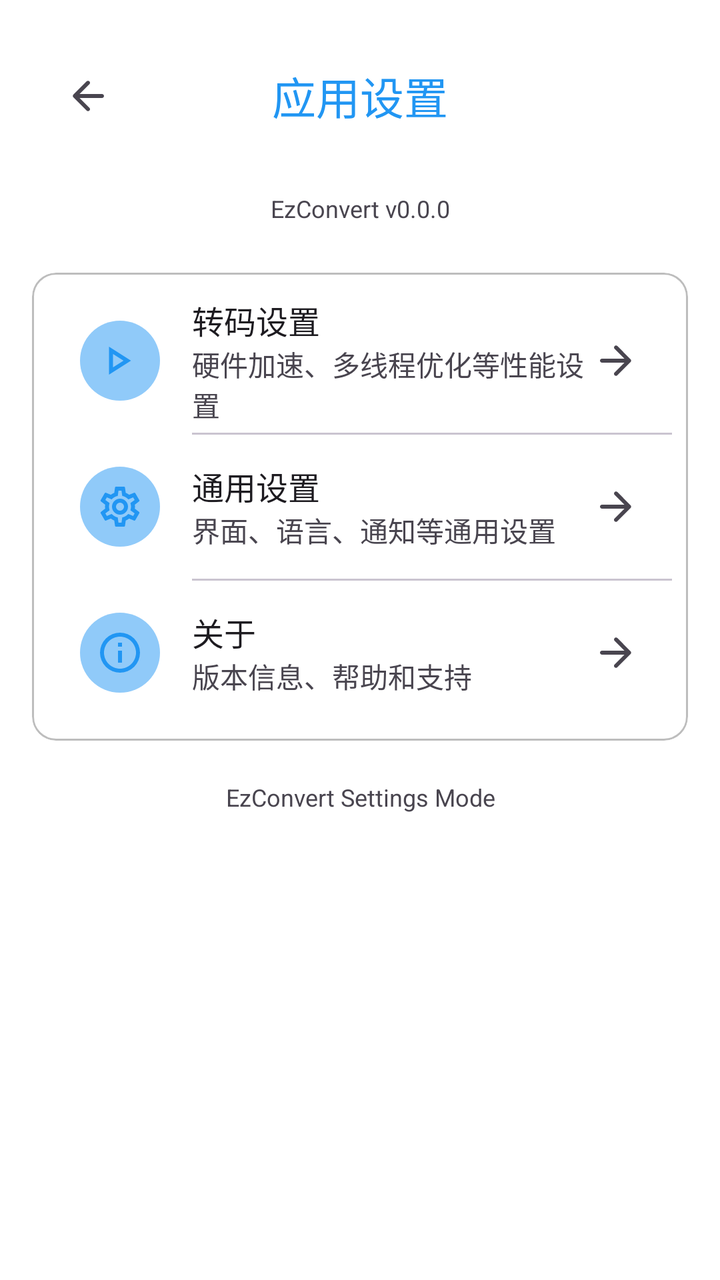
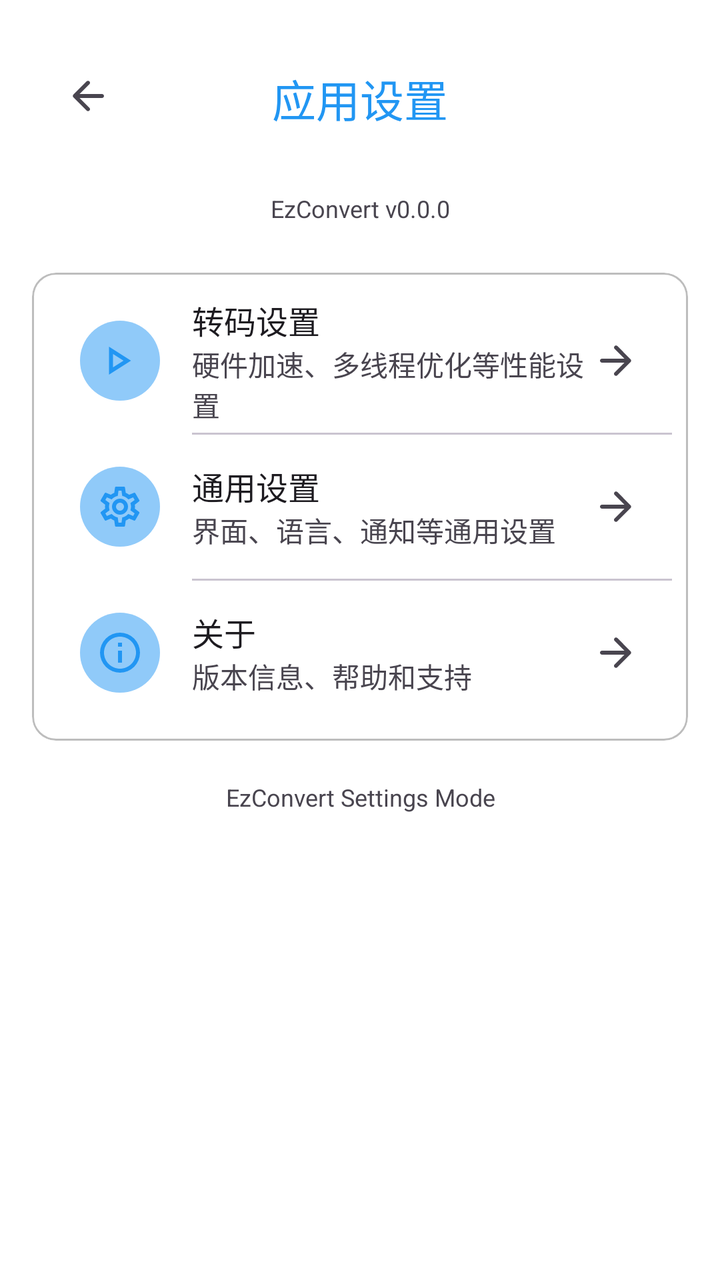

Screens rendered from an Android XML layout before and after an edit, with the pre-edit source and the edit as a unified diff.
<!-- AndroidManifest.xml: application theme AppTheme -->
<!-- res/layout/activity_settings_main.xml -->
<?xml version="1.0" encoding="utf-8"?>
<ScrollView
     xmlns:android="http://schemas.android.com/apk/res/android"
     xmlns:app="http://schemas.android.com/apk/res-auto"
     android:layout_height="match_parent"
     android:layout_width="match_parent"
     android:background="?attr/colorSurfaceContainerLowest"
     android:scrollbarStyle="outsideOverlay"
     android:fadeScrollbars="true">

    <LinearLayout
         android:layout_height="wrap_content"
         android:layout_width="match_parent"
         android:padding="16dp"
         android:orientation="vertical"
         android:id="@+id/scroll_content">

        <com.google.android.material.appbar.MaterialToolbar
             android:layout_height="wrap_content"
             android:layout_width="match_parent"
             android:layout_marginBottom="16dp"
             android:background="@android:color/transparent"
             app:navigationIconTint="?attr/colorOnSurfaceVariant"
             app:title="@string/settings_title"
             app:titleCentered="true"
             app:titleTextColor="?attr/colorPrimary"
             app:navigationIcon="@drawable/round_arrow_back"
             style="@style/Widget.Material3.Toolbar.Surface"
             app:navigationContentDescription="@string/tooltip_back"
             android:id="@+id/title_container">

        </com.google.android.material.appbar.MaterialToolbar>

        <TextView
             android:layout_height="wrap_content"
             android:layout_width="match_parent"
             android:layout_marginBottom="24dp"
             android:gravity="center"
             android:textSize="12sp"
             android:fontFamily="?attr/textAppearanceLabelMedium"
             android:textColor="?attr/colorOnSurfaceVariant"
             android:id="@+id/version_text"
             android:text="@string/settings_version_fallback" />

        <com.google.android.material.card.MaterialCardView
             android:layout_height="wrap_content"
             android:layout_width="match_parent"
             android:layout_marginBottom="12dp"
             app:strokeColor="?attr/colorOutline"
             app:cardElevation="0dp"
             app:strokeWidth="1dp"
             app:cardBackgroundColor="@android:color/transparent"
             style="@style/Widget.Material3.CardView.Outlined"
             app:cardCornerRadius="12dp"
             android:id="@+id/settings_card">

            <LinearLayout
                 android:layout_height="wrap_content"
                 android:layout_width="match_parent"
                 android:padding="8dp"
                 android:orientation="vertical">

                <LinearLayout
                     android:layout_height="72dp"
                     android:layout_width="match_parent"
                     android:paddingEnd="16dp"
                     android:background="?attr/selectableItemBackground"
                     android:gravity="center_vertical"
                     android:clickable="true"
                     android:orientation="horizontal"
                     android:paddingStart="16dp"
                     android:focusable="true"
                     android:id="@+id/transcode_settings_item">

                    <FrameLayout
                         android:layout_height="40dp"
                         android:layout_width="40dp"
                         android:layout_marginEnd="16dp"
                         android:background="@drawable/circle_background_primary_container">

                        <ImageView
                             android:layout_height="24dp"
                             android:layout_width="24dp"
                             android:src="@drawable/play_outline"
                             app:tint="?attr/colorPrimary"
                             android:layout_gravity="center" />

                    </FrameLayout>

                    <LinearLayout
                         android:layout_height="wrap_content"
                         android:layout_width="0dp"
                         android:orientation="vertical"
                         android:layout_weight="1">

                        <TextView
                             android:layout_height="wrap_content"
                             android:layout_width="match_parent"
                             android:textSize="16sp"
                             android:fontFamily="?attr/textAppearanceTitleMedium"
                             android:textColor="?attr/colorOnSurface"
                             android:text="@string/settings_transcode" />

                        <TextView
                             android:layout_height="wrap_content"
                             android:layout_width="match_parent"
                             android:textSize="14sp"
                             android:fontFamily="?attr/textAppearanceBodyMedium"
                             android:textColor="?attr/colorOnSurfaceVariant"
                             android:text="@string/settings_transcode_desc" />

                    </LinearLayout>

                    <ImageView
                         android:layout_height="24dp"
                         android:layout_width="24dp"
                         android:src="@drawable/round_arrow_forward"
                         app:tint="?attr/colorOnSurfaceVariant" />

                </LinearLayout>

                <com.google.android.material.divider.MaterialDivider
                     android:layout_height="wrap_content"
                     android:layout_width="match_parent"
                     app:dividerColor="?attr/colorOutlineVariant"
                     app:dividerThickness="1dp"
                     android:layout_marginStart="72dp" />

                <LinearLayout
                     android:layout_height="72dp"
                     android:layout_width="match_parent"
                     android:paddingEnd="16dp"
                     android:background="?attr/selectableItemBackground"
                     android:gravity="center_vertical"
                     android:clickable="true"
                     android:orientation="horizontal"
                     android:paddingStart="16dp"
                     android:focusable="true"
                     android:id="@+id/general_settings_item">

                    <FrameLayout
                         android:layout_height="40dp"
                         android:layout_width="40dp"
                         android:layout_marginEnd="16dp"
                         android:background="@drawable/circle_background_primary_container">

                        <ImageView
                             android:layout_height="24dp"
                             android:layout_width="24dp"
                             android:src="@drawable/cog_outline"
                             app:tint="?attr/colorPrimary"
                             android:layout_gravity="center" />

                    </FrameLayout>

                    <LinearLayout
                         android:layout_height="wrap_content"
                         android:layout_width="0dp"
                         android:orientation="vertical"
                         android:layout_weight="1">

                        <TextView
                             android:layout_height="wrap_content"
                             android:layout_width="match_parent"
                             android:textSize="16sp"
                             android:fontFamily="?attr/textAppearanceTitleMedium"
                             android:textColor="?attr/colorOnSurface"
                             android:text="@string/settings_general" />

                        <TextView
                             android:layout_height="wrap_content"
                             android:layout_width="match_parent"
                             android:textSize="14sp"
                             android:fontFamily="?attr/textAppearanceBodyMedium"
                             android:textColor="?attr/colorOnSurfaceVariant"
                             android:text="@string/settings_general_desc" />

                    </LinearLayout>

                    <ImageView
                         android:layout_height="24dp"
                         android:layout_width="24dp"
                         android:src="@drawable/round_arrow_forward"
                         app:tint="?attr/colorOnSurfaceVariant" />

                </LinearLayout>

                <com.google.android.material.divider.MaterialDivider
                     android:layout_height="wrap_content"
                     android:layout_width="match_parent"
                     app:dividerColor="?attr/colorOutlineVariant"
                     app:dividerThickness="1dp"
                     android:layout_marginStart="72dp" />

                <LinearLayout
                     android:layout_height="72dp"
                     android:layout_width="match_parent"
                     android:paddingEnd="16dp"
                     android:background="?attr/selectableItemBackground"
                     android:gravity="center_vertical"
                     android:clickable="true"
                     android:orientation="horizontal"
                     android:paddingStart="16dp"
                     android:focusable="true"
                     android:id="@+id/about_item">

                    <FrameLayout
                         android:layout_height="40dp"
                         android:layout_width="40dp"
                         android:layout_marginEnd="16dp"
                         android:background="@drawable/circle_background_primary_container">

                        <ImageView
                             android:layout_height="24dp"
                             android:layout_width="24dp"
                             android:src="@drawable/information_outline"
                             app:tint="?attr/colorPrimary"
                             android:layout_gravity="center" />

                    </FrameLayout>

                    <LinearLayout
                         android:layout_height="wrap_content"
                         android:layout_width="0dp"
                         android:orientation="vertical"
                         android:layout_weight="1">

                        <TextView
                             android:layout_height="wrap_content"
                             android:layout_width="match_parent"
                             android:textSize="16sp"
                             android:fontFamily="?attr/textAppearanceTitleMedium"
                             android:textColor="?attr/colorOnSurface"
                             android:text="@string/settings_about" />

                        <TextView
                             android:layout_height="wrap_content"
                             android:layout_width="match_parent"
                             android:textSize="14sp"
                             android:fontFamily="?attr/textAppearanceBodyMedium"
                             android:textColor="?attr/colorOnSurfaceVariant"
                             android:text="@string/settings_about_desc" />

                    </LinearLayout>

                    <ImageView
                         android:layout_height="24dp"
                         android:layout_width="24dp"
                         android:src="@drawable/round_arrow_forward"
                         app:tint="?attr/colorOnSurfaceVariant" />

                </LinearLayout>

            </LinearLayout>

        </com.google.android.material.card.MaterialCardView>

        <TextView
             android:layout_height="wrap_content"
             android:layout_width="match_parent"
             android:gravity="center"
             android:textSize="12sp"
             android:fontFamily="?attr/textAppearanceLabelSmall"
             android:textColor="?attr/colorOnSurfaceVariant"
             android:layout_marginTop="8dp"
             android:text="@string/settings_footer" />

    </LinearLayout>

</ScrollView>
<!-- resources referenced by this layout -->
<resources>
  <!-- drawable circle_background_primary_container (drawable) -->
  <?xml version="1.0" encoding="utf-8"?>
  <shape xmlns:android="http://schemas.android.com/apk/res/android"
      android:shape="oval">
      <solid android:color="?attr/colorPrimaryContainer" />
  </shape>
  <!-- drawable information_outline (drawable) -->
  <vector xmlns:android="http://schemas.android.com/apk/res/android" android:height="24dp" android:width="24dp" android:viewportWidth="24" android:viewportHeight="24"><path android:fillColor="#000000" android:pathData="M11,9H13V7H11M12,20C7.59,20 4,16.41 4,12C4,7.59 7.59,4 12,4C16.41,4 20,7.59 20,12C20,16.41 16.41,20 12,20M12,2A10,10 0 0,0 2,12A10,10 0 0,0 12,22A10,10 0 0,0 22,12A10,10 0 0,0 12,2M11,17H13V11H11V17Z" /></vector>
  <!-- drawable play_outline (drawable) -->
  <vector xmlns:android="http://schemas.android.com/apk/res/android" android:height="24dp" android:width="24dp" android:viewportWidth="24" android:viewportHeight="24"><path android:fillColor="#000000" android:pathData="M8.5,8.64L13.77,12L8.5,15.36V8.64M6.5,5V19L17.5,12" /></vector>
  <string name="settings_about">关于</string>
  <string name="settings_about_desc">版本信息、帮助和支持</string>
  <string name="settings_footer">EzConvert Settings Mode</string>
  <string name="settings_general">通用设置</string>
  <string name="settings_general_desc">界面、语言、通知等通用设置</string>
  <string name="settings_title">应用设置</string>
  <string name="settings_transcode">转码设置</string>
  <string name="settings_transcode_desc">硬件加速、多线程优化等性能设置</string>
  <string name="settings_version_fallback">EzConvert v0.0.0</string>
  <string name="tooltip_back">返回上一层级</string>
  <style name="AppTheme" parent="Base.AppTheme">
      <item name="android:windowFullscreen">false</item>
      <item name="android:statusBarColor">@android:color/transparent</item>
      <item name="android:navigationBarColor">@android:color/transparent</item>
      <item name="android:windowLayoutInDisplayCutoutMode">shortEdges</item>
      <item name="android:buttonTint">@null</item>
      <item name="buttonTint">@null</item>
    </style>
  <color name="colorPrimary">#2196F3</color>
  <color name="colorPrimaryContainer">#90CAF9</color>
  <color name="colorOnPrimaryContainer">#2196F3</color>
  <color name="border_medium">#BDBDBD</color>
  <style name="Widget.App.MaterialSwitch" parent="Widget.Material3.CompoundButton.MaterialSwitch">
  
    </style>
  <style name="ShapeAppearance.SmallComponent" parent="ShapeAppearance.Material3.SmallComponent">
      <item name="cornerFamily">rounded</item>
      <item name="cornerSize">8dp</item>
    </style>
  <style name="ShapeAppearance.MediumComponent" parent="ShapeAppearance.Material3.MediumComponent">
      <item name="cornerFamily">rounded</item>
      <item name="cornerSize">12dp</item>
    </style>
  <style name="ShapeAppearance.LargeComponent" parent="ShapeAppearance.Material3.LargeComponent">
      <item name="cornerFamily">rounded</item>
      <item name="cornerSize">16dp</item>
    </style>
  <style name="Widget.App.Button" parent="Widget.Material3.Button">
      <item name="android:insetTop">0dp</item>
      <item name="android:insetBottom">0dp</item>
      <item name="cornerRadius">12dp</item>
    </style>
  <style name="WindowAnimationTransition">
      <item name="android:windowEnterAnimation">@anim/slide_in_right</item>
      <item name="android:windowExitAnimation">@anim/slide_out_left</item>
      <item name="android:windowAllowEnterTransitionOverlap">true</item>
      <item name="android:windowAllowReturnTransitionOverlap">true</item>
    </style>
  <style name="ThemeOverlay.App.MaterialAlertDialog" parent="ThemeOverlay.Material3.MaterialAlertDialog">
      <item name="android:background">@android:color/white</item>
    </style>
  <color name="colorPrimaryLight">#64B5F6</color>
  <!-- unchanged entries left out for length: 4 -->
</resources>

<!-- the commit's change to res/layout/activity_settings_main.xml (unified diff, before → after) -->
@@ -24,6 +24,7 @@
              app:title="@string/settings_title"
              app:titleCentered="true"
              app:titleTextColor="?attr/colorPrimary"
+             app:titleMarginTop="17dp"
              app:navigationIcon="@drawable/round_arrow_back"
              style="@style/Widget.Material3.Toolbar.Surface"
              app:navigationContentDescription="@string/tooltip_back"
